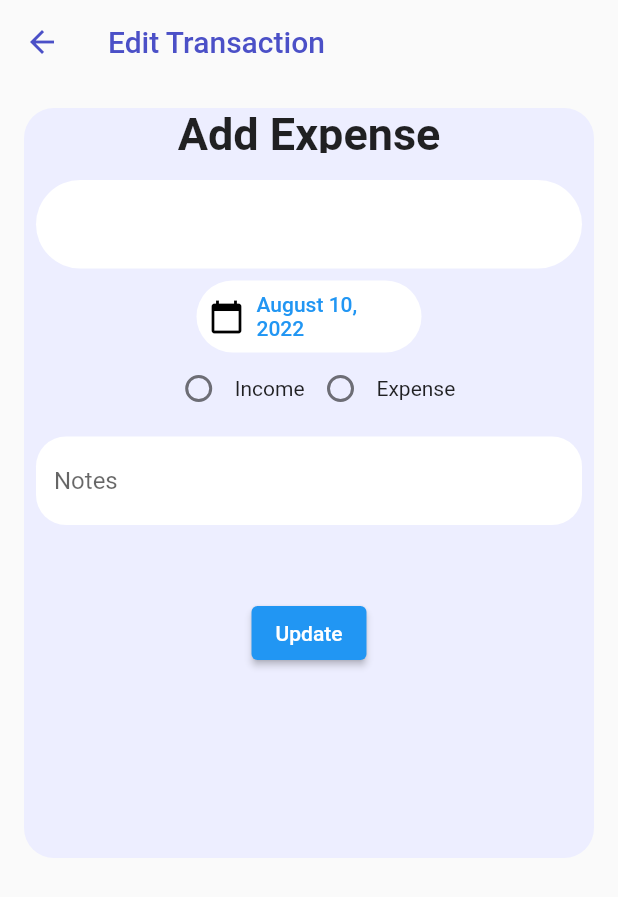
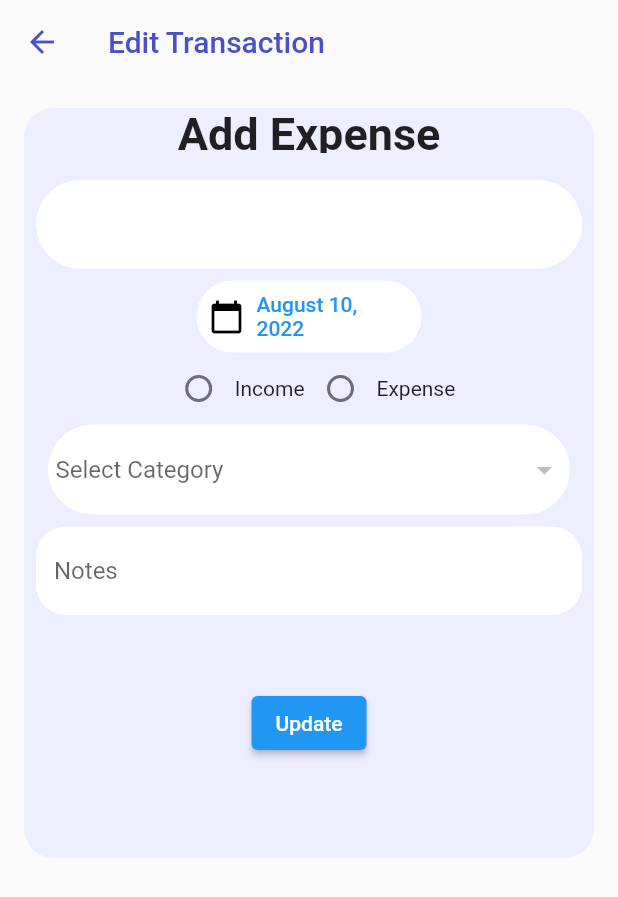
Before and after one commit to Ritvikadoor/fundr_money_management_using_provider, a Flutter app: the EditScreenTransaction screen opened directly with empty values, on a phone screen of 412 x 824 dp. Shown: the top 897 px of the screen. Run offline on Flutter 3.47's test engine with Material 2 defaults, Android fonts, the phone set to English and light mode, and no system bars; our stand-ins replace animated_text_kit, flutter_local_notifications, flutter_native_timezone, flutter_slidable, hive_flutter, lottie and 5 more; missing offline and left inert: month_year_picker; accounts and stored records are empty.

Commit message:
completed crud operations

```diff
--- a/lib/transaction/view/edit_transaction/screen_edit_screen_transaction.dart
+++ b/lib/transaction/view/edit_transaction/screen_edit_screen_transaction.dart
@@ -141,24 +141,23 @@ class EditScreenTransaction extends StatelessWidget {
                     ],
                   ),
 
-                  // Padding(
-                  //   padding: const EdgeInsets.symmetric(horizontal: 16),
-                  //   child: Container(
-                  //     height: 60,
-                  //     padding: const EdgeInsets.all(5.0),
-                  //     decoration: BoxDecoration(
-                  //       color: Colors.white,
-                  //       borderRadius: BorderRadius.circular(30.0),
-                  //     ),
-                  //     child: DropdownButtonHideUnderline(
-                  //         child: context
-                  //             .read<ScreenAddTrandactionProvider>()
-                  //             .dropDownBtn(
-                  //               context,
-                  //               value,
-                  //             )),
-                  //   ),
-                  // ),
+                  Padding(
+                    padding: const EdgeInsets.symmetric(horizontal: 16),
+                    child: Container(
+                      height: 60,
+                      padding: const EdgeInsets.all(5.0),
+                      decoration: BoxDecoration(
+                        color: Colors.white,
+                        borderRadius: BorderRadius.circular(30.0),
+                      ),
+                      child: DropdownButtonHideUnderline(
+                          child: context
+                              .read<ScreenAddTrandactionProvider>()
+                              .dropDownBtn(
+                                context,
+                              )),
+                    ),
+                  ),
                   Padding(
                     padding: const EdgeInsets.all(8.0),
                     child: TextFormField(
--- a/lib/transaction/viewmodel/screen_add_provider.dart
+++ b/lib/transaction/viewmodel/screen_add_provider.dart
@@ -110,7 +110,7 @@ class ScreenAddTrandactionProvider with ChangeNotifier {
       id: id,
     );
 
-    context.read<TransactionDb>().addTransaction(model);
+    // context.read<TransactionDb>().addTransaction(model);
     context.read<TransactionDb>().refresh();
     Navigator.of(context).pushReplacement(MaterialPageRoute(builder: (ctx) {
       return ScreenHome();
--- a/lib/transaction/viewmodel/transaction_db.dart
+++ b/lib/transaction/viewmodel/transaction_db.dart
@@ -114,28 +114,28 @@ class TransactionDb extends TransactionDbFunction with ChangeNotifier {
     incomeChartListNotifier.clear();
     expenseChartListNotifier.clear();
     notifyListeners();
-    // balacneNotifier.value = 0;
-    // incomeNotifier.value = 0;
-    // expenseNotifier.value = 0;
+    balacneNotifier = 0;
+    incomeNotifier = 0;
+    expenseNotifier = 0;
 
-    // for (var data in _list) {
-    //   if (data.type == CategoryType.income) {
-    //     incomeChartListNotifier.value.add(data);
-    //   } else if (data.type == CategoryType.expense) {
-    //     expenseChartListNotifier.value.add(data);
-    //   }
-    // }
+    for (var data in _list) {
+      if (data.type == CategoryType.income) {
+        incomeChartListNotifier.add(data);
+      } else if (data.type == CategoryType.expense) {
+        expenseChartListNotifier.add(data);
+      }
+    }
 
-    // await Future.forEach(_list, (TransactionModel category) {
-    //   balacneNotifier.value = balacneNotifier.value + category.amount;
+    await Future.forEach(_list, (TransactionModel category) {
+      balacneNotifier = balacneNotifier + category.amount;
 
-    //   if (category.type == CategoryType.income) {
-    //     incomeNotifier.value = incomeNotifier.value + category.amount;
-    //   } else if (category.type == CategoryType.expense) {
-    //     expenseNotifier.value = expenseNotifier.value + category.amount;
-    //   }
-    // });
-    // balacneNotifier.value = incomeNotifier.value - expenseNotifier.value;
+      if (category.type == CategoryType.income) {
+        incomeNotifier = incomeNotifier + category.amount;
+      } else if (category.type == CategoryType.expense) {
+        expenseNotifier = expenseNotifier + category.amount;
+      }
+    });
+    balacneNotifier = incomeNotifier - expenseNotifier;
     // transationListNotifier.notifyListeners();
     // incomeChartListNotifier.notifyListeners();
     // expenseChartListNotifier.notifyListeners();
```
Also changed, not shown: lib/home/widgets/home_screen_card_widget.dart (+4 -4 lines), lib/transaction/view/screen_transaction.dart (+10 -8 lines).
